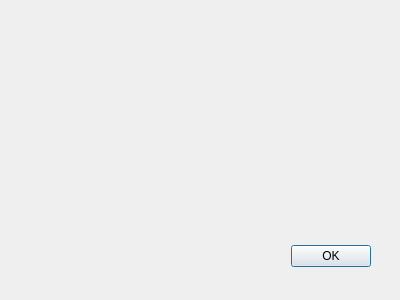
solarus-games/solarus-quest-editor, file src/gui/external_script_dialog.ui: the form before one commit.
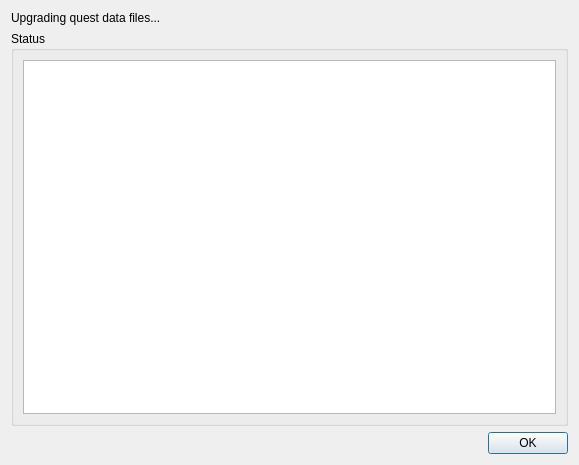
The form after the commit.

Commit message: Working on the upgrade quest dialog.

Diff of the .ui file:
```diff
--- a/src/gui/external_script_dialog.ui
+++ b/src/gui/external_script_dialog.ui
@@ -6,22 +6,39 @@
    <rect>
     <x>0</x>
     <y>0</y>
-    <width>400</width>
-    <height>300</height>
+    <width>579</width>
+    <height>465</height>
    </rect>
   </property>
   <property name="windowTitle">
    <string>Dialog</string>
   </property>
+  <layout class="QVBoxLayout" name="verticalLayout_2">
+   <item>
+    <widget class="QLabel" name="status_label">
+     <property name="text">
+      <string>Upgrading quest data files...</string>
+     </property>
+    </widget>
+   </item>
+   <item>
+    <widget class="QGroupBox" name="status_group">
+     <property name="title">
+      <string>Status</string>
+     </property>
+     <layout class="QVBoxLayout" name="verticalLayout">
+      <item>
+       <widget class="QPlainTextEdit" name="status_field">
+        <property name="readOnly">
+         <bool>true</bool>
+        </property>
+       </widget>
+      </item>
+     </layout>
+    </widget>
+   </item>
+   <item>
   <widget class="QDialogButtonBox" name="button_box">
-   <property name="geometry">
-    <rect>
-     <x>30</x>
-     <y>240</y>
-     <width>341</width>
-     <height>32</height>
-    </rect>
-   </property>
    <property name="orientation">
     <enum>Qt::Horizontal</enum>
    </property>
@@ -29,6 +46,8 @@
     <set>QDialogButtonBox::Ok</set>
    </property>
   </widget>
+   </item>
+  </layout>
  </widget>
  <resources/>
  <connections>
```
Left out of the diff: 2 changed lines with no effect on the pictures. Lines whose indentation alone changed are shown as unchanged. The commit also changes 5 other files.
